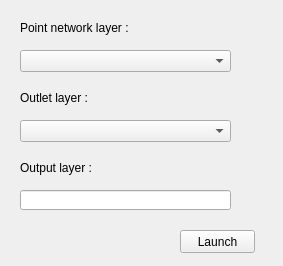
First picture: the form in reOrderDock.ui, repository SebastienPeillet/AutomaTracks, before the edit.
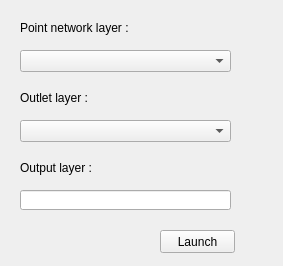
Second picture: the form after the edit.

Commit message: change docks to support french translation

The edit to the form file:
```diff
--- a/reOrderDock.ui
+++ b/reOrderDock.ui
@@ -38,7 +38,7 @@
     <rect>
      <x>20</x>
      <y>20</y>
-     <width>111</width>
+     <width>211</width>
      <height>16</height>
     </rect>
    </property>
@@ -51,7 +51,7 @@
     <rect>
      <x>20</x>
      <y>90</y>
-     <width>91</width>
+     <width>211</width>
      <height>16</height>
     </rect>
    </property>
@@ -74,7 +74,7 @@
     <rect>
      <x>20</x>
      <y>160</y>
-     <width>91</width>
+     <width>211</width>
      <height>16</height>
     </rect>
    </property>
@@ -85,7 +85,7 @@
   <widget class="QPushButton" name="launchButton">
    <property name="geometry">
     <rect>
-     <x>180</x>
+     <x>160</x>
      <y>230</y>
      <width>75</width>
      <height>23</height>
```
The commit also changes 4 other files.
